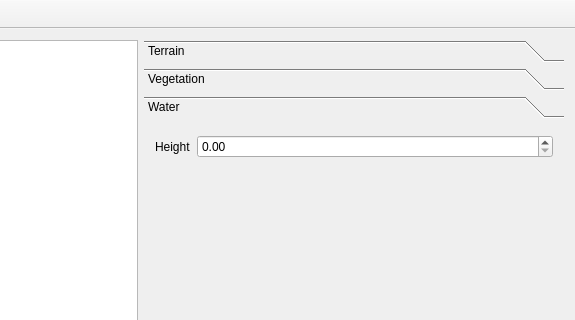
Before: the Qt Designer form MainWindow.ui in splatterlinge/MapEditor, drawn with Qt 5; both pictures show x 129 to 704 and y 0 to 320 of the 704 by 421 pixel window.
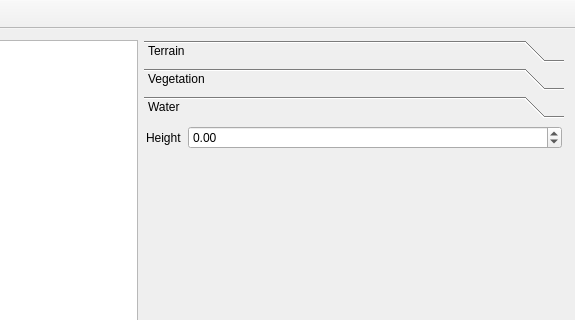
After: the same form once the commit is applied. The open tabs and pages were chosen to show the change.

Commit message: Save terrain settings and draw water height.

Patch:
```diff
--- a/MainWindow.ui
+++ b/MainWindow.ui
@@ -328,8 +328,26 @@
         <string>Water</string>
        </attribute>
        <layout class="QFormLayout" name="formLayout">
+        <property name="leftMargin">
+         <number>2</number>
+        </property>
+        <property name="topMargin">
+         <number>2</number>
+        </property>
+        <property name="rightMargin">
+         <number>2</number>
+        </property>
+        <property name="bottomMargin">
+         <number>2</number>
+        </property>
         <item row="0" column="1">
          <widget class="QDoubleSpinBox" name="waterHeightSpin">
+          <property name="minimum">
+           <double>-1000.000000000000000</double>
+          </property>
+          <property name="maximum">
+           <double>1000.000000000000000</double>
+          </property>
           <property name="singleStep">
            <double>0.500000000000000</double>
           </property>
```
Left out of the diff: 12 changed lines with no effect on the pictures. The commit also changes 2 other files.
